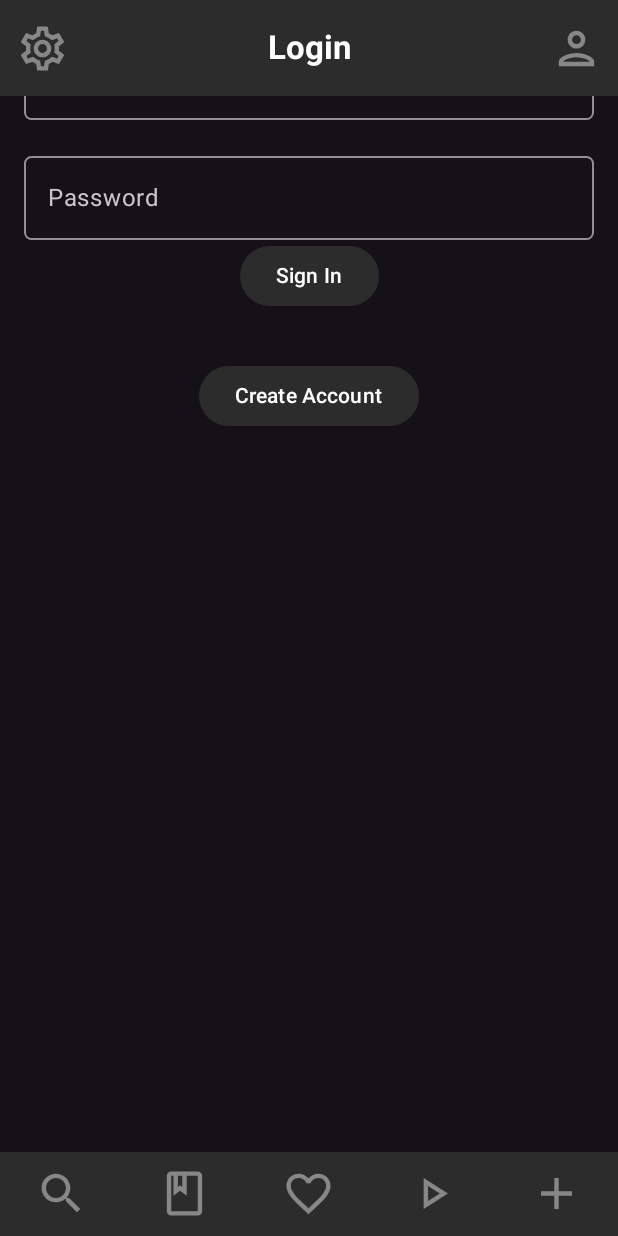
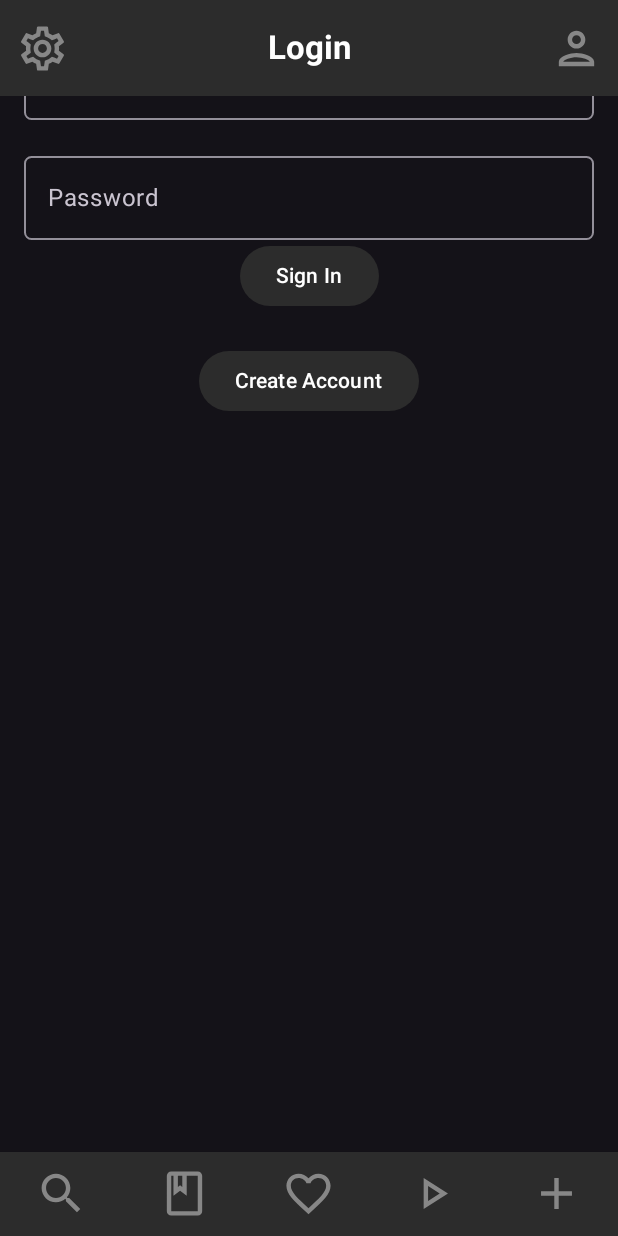
Before and after one commit to TwoFacedToby/Spellbook_5e_Application, an Android app built with Jetpack Compose: the LoginScreen screen opened through its navigation route, on a phone screen of 412 x 824 dp. Run offline under Robolectric (Android 15) with nearby library versions, the phone set to English and light mode, and no system bars; our stand-ins replace Firebase (no records; nobody signed in at launch, a user with empty details on screens opened directly); pictures from the network do not load; 6 statements that could not run were skipped.

```diff
--- a/app/src/main/java/com/example/spellbook5eapplication/app/view/AuthUI/LoginScreen.kt
+++ b/app/src/main/java/com/example/spellbook5eapplication/app/view/AuthUI/LoginScreen.kt
@@ -114,7 +114,7 @@ fun LoginScreen(
             Button(onClick = { signInViewModel.signInEmail(username, password)}) {
                 Text("Sign In")
             }
-            Spacer(modifier = Modifier.height(32.dp))
+            Spacer(modifier = Modifier.height(22.dp))
             Button(onClick = { navController.navigate("create_account_screen") }) {
                 Text("Create Account")
             }
--- a/app/src/main/java/com/example/spellbook5eapplication/app/view/Overlays/UserOverlay.kt
+++ b/app/src/main/java/com/example/spellbook5eapplication/app/view/Overlays/UserOverlay.kt
@@ -8,6 +8,7 @@ import androidx.compose.foundation.layout.Arrangement
 import androidx.compose.foundation.layout.Column
 import androidx.compose.foundation.layout.Row
 import androidx.compose.foundation.layout.Spacer
+import androidx.compose.foundation.layout.fillMaxSize
 import androidx.compose.foundation.layout.fillMaxWidth
 import androidx.compose.foundation.layout.height
 import androidx.compose.foundation.layout.padding
@@ -92,8 +93,8 @@ fun UserOverlay(
 
     Column(
         modifier = Modifier
-            .padding(16.dp)
-            .fillMaxWidth(),
+            .fillMaxSize()
+            .padding(16.dp),
         horizontalAlignment = Alignment.CenterHorizontally
     ) {
         Text(
@@ -106,7 +107,6 @@ fun UserOverlay(
         Spacer(modifier = Modifier.height(16.dp))
 
         if (GlobalLogInState.isloggedIn) {
-            val user = signInViewModel.getSignedInUser()
             val spellQueryViewModel: SpellQueryViewModel = viewModel()
             Log.d("signInStateData", "signInStateData: ${signInState.data}")
             Text("Name: ${GlobalLogInState.userId}")
```
